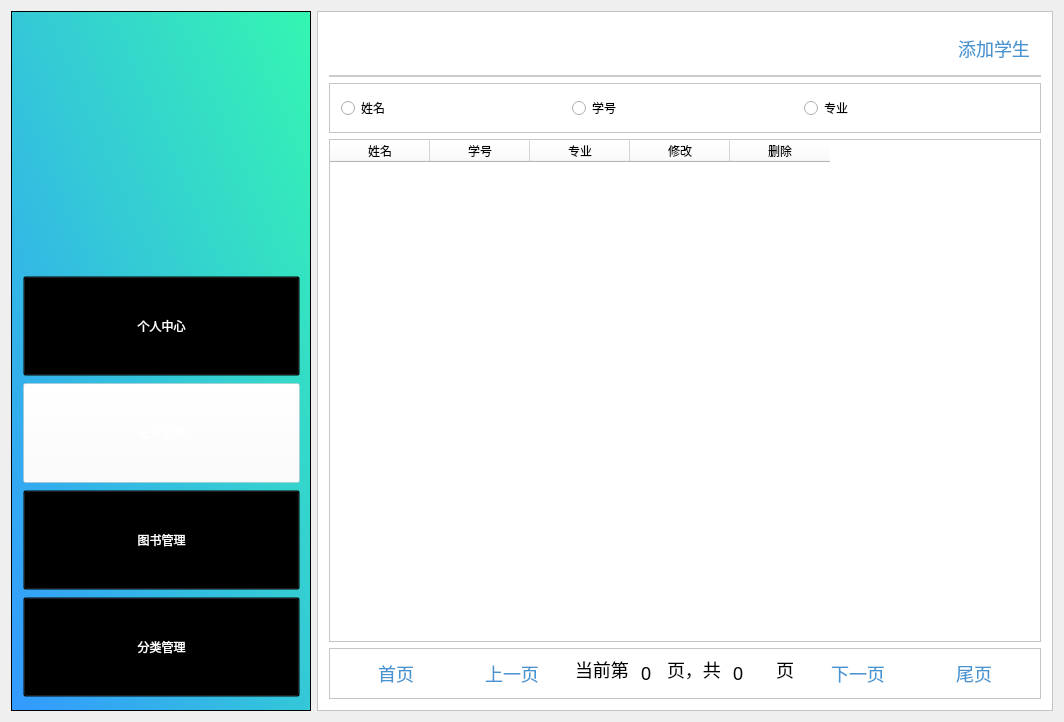
Above: Library/Library/admin_searchuser.ui from BooksOcean/BooksOcean before the change. Below: the same form after it.
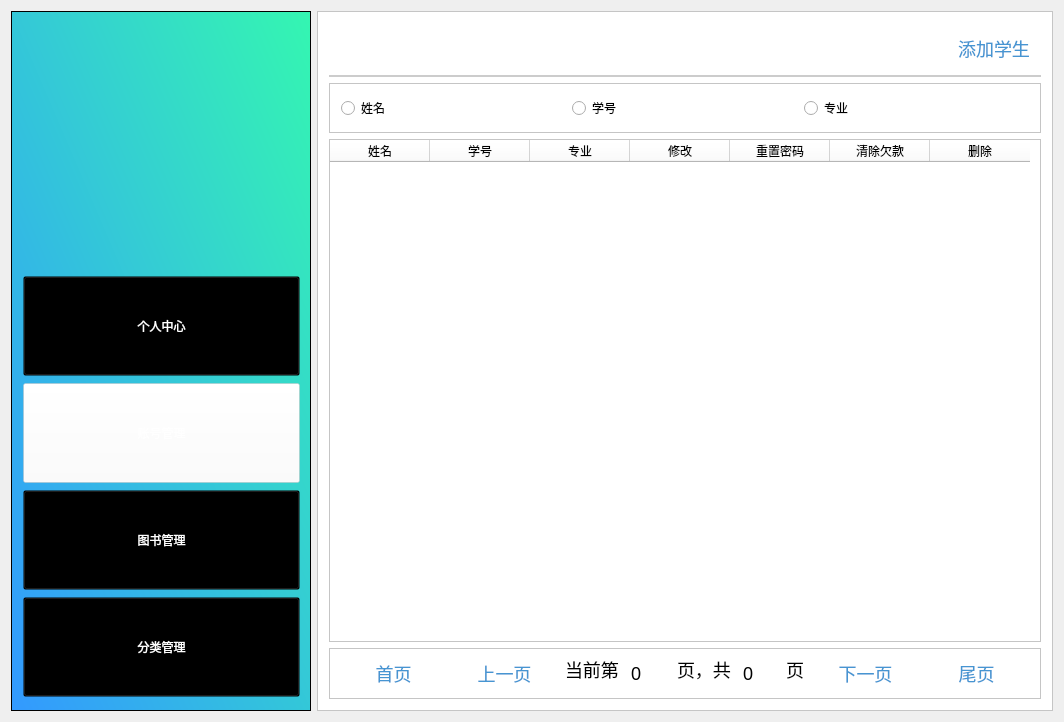
That is the form after the change. Icons and pictures are not drawn.

Diff of the .ui file:
```diff
--- a/Library/Library/admin_searchuser.ui
+++ b/Library/Library/admin_searchuser.ui
@@ -336,6 +336,16 @@
           <string>修改</string>
          </property>
         </column>
+        <column>
+         <property name="text">
+          <string>重置密码</string>
+         </property>
+        </column>
+        <column>
+         <property name="text">
+          <string>清除欠款</string>
+         </property>
+        </column>
         <column>
          <property name="text">
           <string>删除</string>
@@ -429,7 +439,7 @@
              </property>
              <property name="maximumSize">
               <size>
-               <width>20</width>
+               <width>40</width>
                <height>16777215</height>
               </size>
              </property>
```
Left out of the diff: 2 changed lines with no effect on the pictures.
